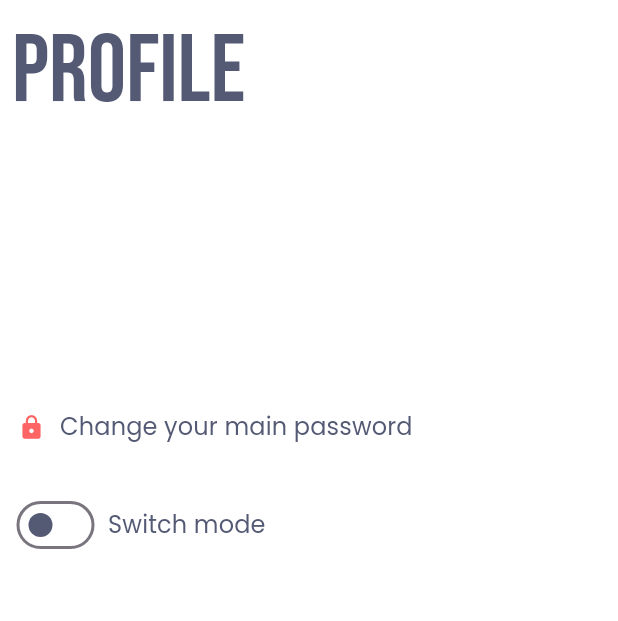
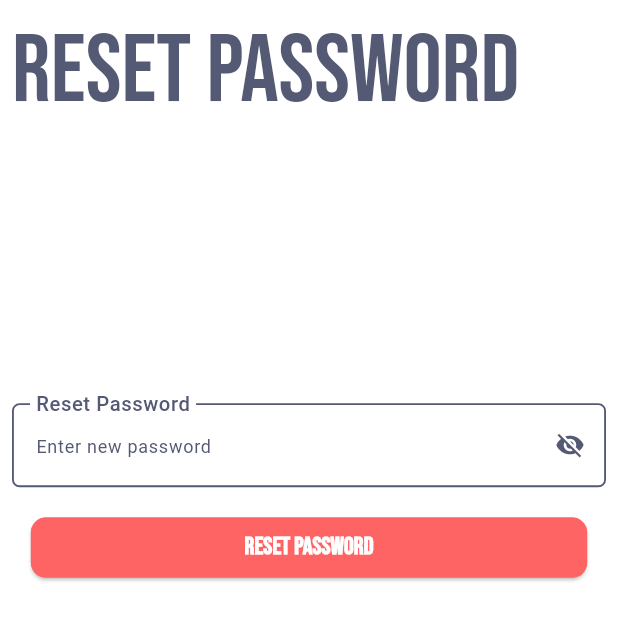
Before and after one commit to fatmakhadidja/One-Pass, a Flutter app: the Profile screen opened directly, after a tap on "Change your main password", on a phone screen of 412 x 824 dp. Shown: the top 621 px of the screen. Run offline on Flutter 3.47's test engine with Material 3 defaults, Android fonts, the phone set to English and light mode, and no system bars; our stand-ins replace loading_indicator, shared_preferences, sqflite; accounts and stored records are empty.

Commit message:
added the change password page

```diff
--- a/passwords_manager/lib/core/utils.dart
+++ b/passwords_manager/lib/core/utils.dart
@@ -321,3 +321,76 @@ void confirmDeletion(BuildContext context) {
     },
   );
 }
+
+class CustomPasswordField extends StatefulWidget {
+  final TextEditingController controller;
+  final String label;
+  final String hint;
+
+  const CustomPasswordField({
+    super.key,
+    required this.controller,
+    required this.label,
+    required this.hint,
+
+  });
+
+  @override
+  _CustomPasswordFieldState createState() => _CustomPasswordFieldState();
+}
+
+class _CustomPasswordFieldState extends State<CustomPasswordField> {
+  bool _isPasswordVisible = false;
+
+  @override
+  Widget build(BuildContext context) {
+    return TextField(
+      obscureText: !_isPasswordVisible,
+      controller: widget.controller,
+      decoration: InputDecoration(
+        suffixIconColor: WidgetStateColor.resolveWith((states) {
+          if (states.contains(WidgetState.focused)) {
+            return primaryColor;
+          }
+          return Theme.of(context).secondaryHeaderColor;
+        }),
+        floatingLabelBehavior: FloatingLabelBehavior.always,
+        hintText: widget.hint,
+        hintStyle: TextStyle(
+          fontSize: 12,
+          fontFamily: 'Roboto',
+          color: Theme.of(context).secondaryHeaderColor,
+        ),
+        labelText: widget.label,
+        labelStyle: TextStyle(
+          color: Theme.of(context).secondaryHeaderColor,
+          fontSize: 18,
+          fontFamily: 'Roboto',
+          fontWeight: FontWeight.w500,
+        ),
+        enabledBorder: OutlineInputBorder(
+          borderRadius: BorderRadius.all(Radius.circular(5)),
+          borderSide: BorderSide(
+            color: Theme.of(context).secondaryHeaderColor,
+            width: 1.25,
+          ),
+        ),
+        focusedBorder: OutlineInputBorder(
+          borderRadius: BorderRadius.all(Radius.circular(5)),
+          borderSide: BorderSide(color: primaryColor, width: 1.25),
+        ),
+        suffixIcon: IconButton(
+          icon: Icon(
+            _isPasswordVisible ? Icons.visibility : Icons.visibility_off,
+          ),
+          iconSize: 20,
+          onPressed: () {
+            setState(() {
+              _isPasswordVisible = !_isPasswordVisible;
+            });
+          },
+        ),
+      ),
+    );
+  }
+}
--- a/passwords_manager/lib/main.dart
+++ b/passwords_manager/lib/main.dart
@@ -7,6 +7,7 @@ import 'package:passwords_manager/screens/update.dart';
 import 'package:passwords_manager/theme/theme_constants.dart';
 import 'package:passwords_manager/theme/theme_manager.dart';
 import 'screens/splash.dart';
+import 'screens/changepassword.dart';
 
 void main() async {
   WidgetsFlutterBinding.ensureInitialized();
@@ -51,6 +52,7 @@ class _MyAppState extends State<MyApp> {
         '/update': (context) => Update(),
         '/addnew': (context) => Addnew(),
         '/generatenew': (context) => Generatenew(),
+        '/changePassword': (context) => Changepassword(),
       },
       theme: lightTheme,
       darkTheme: darkTheme,
--- a/passwords_manager/lib/screens/changepassword.dart
+++ b/passwords_manager/lib/screens/changepassword.dart
@@ -0,0 +1,52 @@
+import 'package:flutter/material.dart';
+import 'package:passwords_manager/core/utils.dart';
+
+class Changepassword extends StatefulWidget {
+  const Changepassword({super.key});
+
+  @override
+  State<Changepassword> createState() => _ChangepasswordState();
+}
+
+class _ChangepasswordState extends State<Changepassword> {
+  TextEditingController myController = TextEditingController();
+  @override
+  Widget build(BuildContext context) {
+    return Scaffold(
+      backgroundColor: Theme.of(context).scaffoldBackgroundColor,
+      body: SafeArea(
+        child: Column(
+          crossAxisAlignment: CrossAxisAlignment.center,
+          children: [
+            Padding(
+              padding: const EdgeInsets.all(8.0),
+              child: Row(
+                mainAxisAlignment: MainAxisAlignment.start,
+                children: [
+                  Text(
+                    'Reset password',
+                    style: Theme.of(context).textTheme.headlineLarge,
+                  ),
+                ],
+              ),
+            ),
+            SizedBox(height: MediaQuery.of(context).size.height * 0.2),
+            Padding(
+              padding: const EdgeInsets.all(8.0),
+              child: CustomPasswordField(
+                controller: myController,
+                label: 'Reset Password',
+                hint: 'Enter new password',
+              ),
+            ),
+            SizedBox(height: MediaQuery.of(context).size.height * 0.01),
+            SizedBox(
+              width: MediaQuery.of(context).size.width * 0.9,
+              child: ColoredButton(text: 'Reset Password', whenPressed: () {}),
+            ),
+          ],
+        ),
+      ),
+    );
+  }
+}
--- a/passwords_manager/lib/screens/profile.dart
+++ b/passwords_manager/lib/screens/profile.dart
@@ -27,11 +27,16 @@ class _ProfileState extends State<Profile> {
             ),
             SizedBox(height: MediaQuery.of(context).size.height * 0.2),
             ProfileButton(
+              onPress: () {
+                Navigator.pushNamed(context, '/changePassword');
+              },
               buttonText: 'Change your main password',
               prefix: Icon(Icons.lock, color: primaryColor),
             ),
+
             SizedBox(height: MediaQuery.of(context).size.height * 0.01),
             ProfileButton(
+              onPress: () {},
               buttonText: 'Switch mode',
               prefix: SizedBox(
                 width: 50,
@@ -45,8 +50,7 @@ class _ProfileState extends State<Profile> {
                   activeColor: primaryColor,
                   activeTrackColor: Color.fromARGB(255, 235, 182, 182),
                   inactiveThumbColor: secondaryColor,
-                  inactiveTrackColor:
-                      Colors.white ,
+                  inactiveTrackColor: Colors.white,
                   splashRadius: 20.0,
                 ),
               ),
@@ -61,11 +65,13 @@ class _ProfileState extends State<Profile> {
 class ProfileButton extends StatefulWidget {
   final String buttonText;
   final Widget prefix;
+  final Function() onPress;
 
   const ProfileButton({
     super.key,
     required this.buttonText,
     required this.prefix,
+    required this.onPress,
   });
 
   @override
@@ -76,7 +82,7 @@ class _ProfileButtonState extends State<ProfileButton> {
   @override
   Widget build(BuildContext context) {
     return TextButton(
-      onPressed: () {},
+      onPressed: widget.onPress,
       child: Row(
         mainAxisAlignment: MainAxisAlignment.start,
         children: [
```
